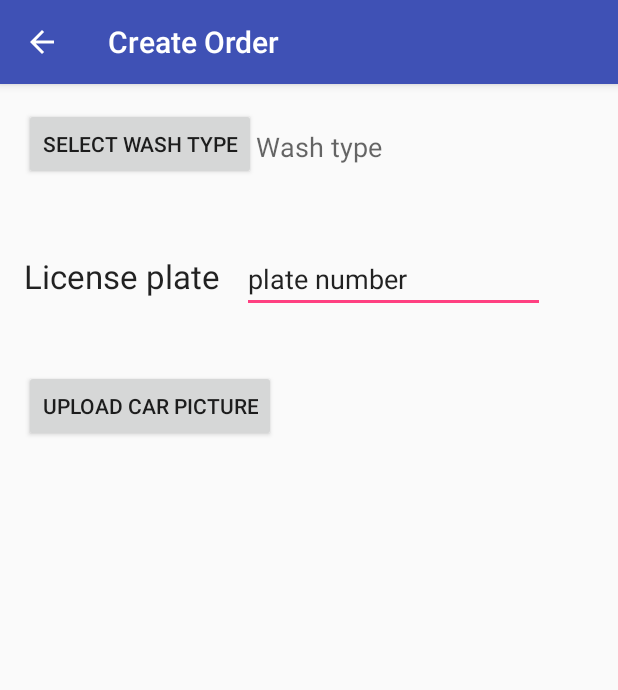
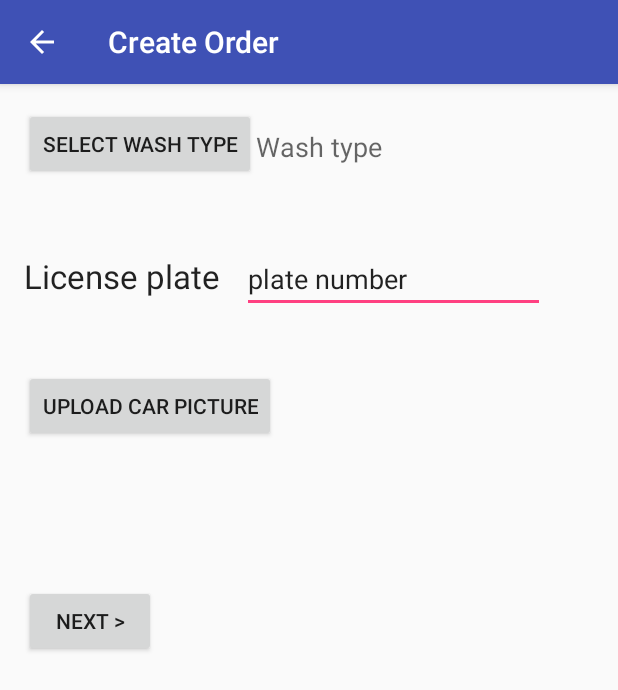
Before and after one commit to washuclub/washu, an Android app: the CustomerCreateOrderActivity screen opened directly, with no data from a screen before it, on a phone screen of 412 x 824 dp. Shown: the top 690 px of the screen. Run offline under Robolectric (Android 15) with nearby library versions, the phone set to English and light mode, and no system bars.

Commit message:
link from CustomerOrder to Payment, Payment to OrderComplete

```diff
--- a/app/src/main/res/layout/content_customer_create_order.xml
+++ b/app/src/main/res/layout/content_customer_create_order.xml
@@ -84,6 +84,22 @@
                 android:layout_weight="0.69" />
         </LinearLayout>
 
+        <LinearLayout
+            android:orientation="horizontal"
+            android:layout_width="match_parent"
+            android:layout_height="70dp"
+            android:layout_weight="0.53">
+
+            <Button
+                android:layout_width="wrap_content"
+                android:layout_height="wrap_content"
+                android:text="Next >"
+                android:id="@+id/nextButton"
+                android:layout_gravity="right"
+                android:layout_marginTop="110dp"
+                android:onClick="openPaymentActivity" />
+        </LinearLayout>
+
     </LinearLayout>
 
 </RelativeLayout>
```
